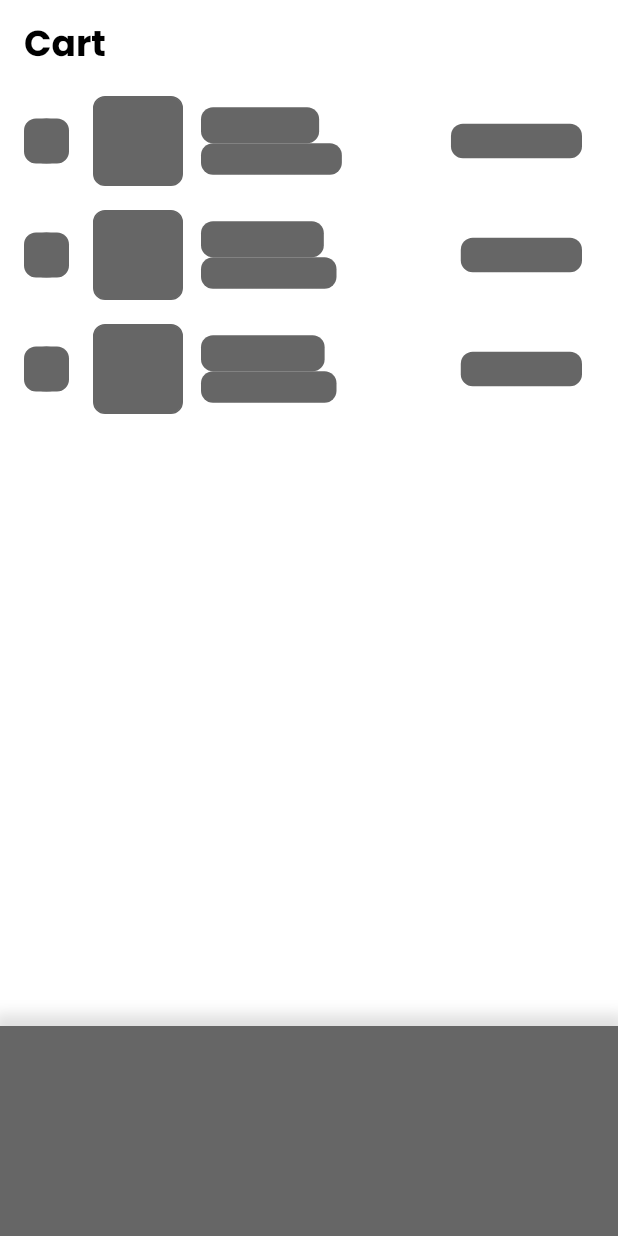
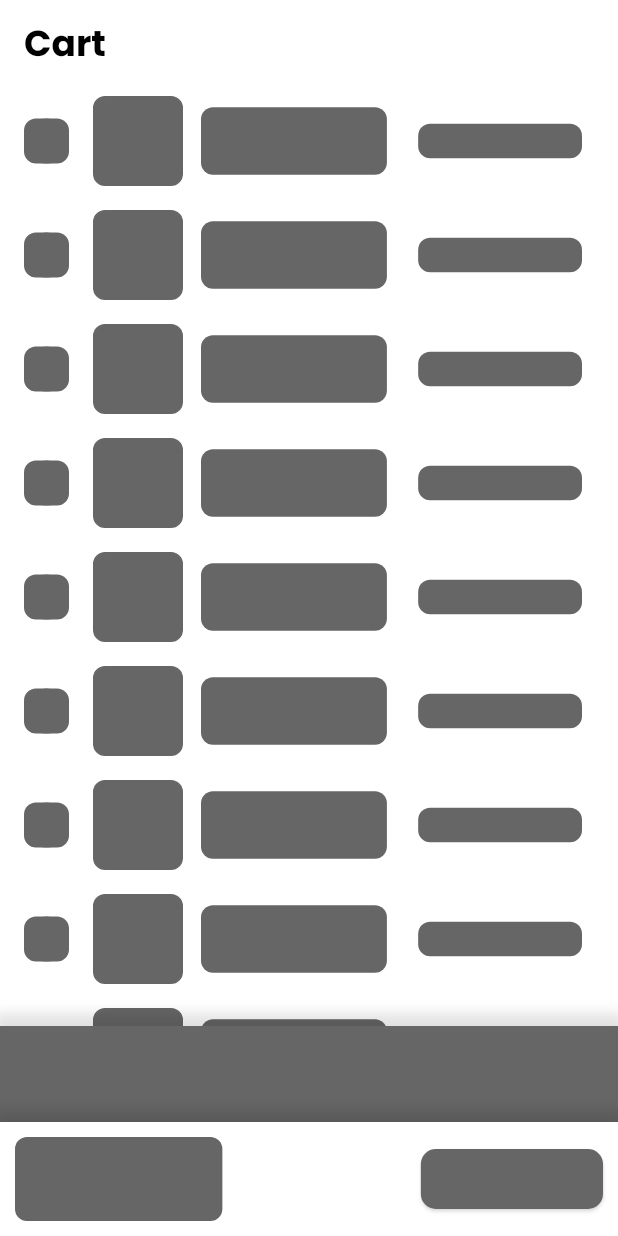
Before and after one commit to yahyapoernama/Ein-Ecommerce, a Flutter app: the CartPage screen opened directly, on a phone screen of 412 x 824 dp. Run offline on Flutter 3.47's test engine with Material 3 defaults, Android fonts, the phone set to English and light mode, and no system bars; drawn by our look-alikes of roundcheckbox, shimmer; our stand-ins replace connectivity, dio, equatable, flutter_bloc, flutter_dotenv, hive_flutter and 1 more; accounts and stored records are empty.

Commit message:
style: Styling Cart Screen Shimmer

```diff
--- a/lib/screens/cart_screen.dart
+++ b/lib/screens/cart_screen.dart
@@ -5,7 +5,6 @@ import 'package:ein_ecommerce/utils/shimmer_helper.dart';
 import 'package:flutter/material.dart';
 import 'package:flutter_bloc/flutter_bloc.dart';
 import 'package:roundcheckbox/roundcheckbox.dart';
-import 'package:shimmer/shimmer.dart';
 
 class CartPage extends StatefulWidget {
   const CartPage({super.key});
@@ -38,9 +37,14 @@ class _CartPageState extends State<CartPage> with AutomaticKeepAliveClientMixin
   }
 }
 
-class CartItems extends StatelessWidget {
+class CartItems extends StatefulWidget {
   const CartItems({super.key});
 
+  @override
+  State<CartItems> createState() => _CartItemsState();
+}
+
+class _CartItemsState extends State<CartItems> {
   @override
   Widget build(BuildContext context) {
     return RefreshIndicator(
@@ -73,8 +77,18 @@ class CartItems extends StatelessWidget {
   }
 
   Widget _buildCartBody(BuildContext context) {
+    List<Map<String, dynamic>> dummyCartItems = List.generate(10, (index) {
+      return {
+        'name': 'Product Name',
+        'price': 100000,
+        'quantity': 100,
+      };
+    });
+
+    List<Map<String, dynamic>> cartItems = dummyCartItems;
+
     // This should be replaced with actual cart items
-    final List<Map<String, dynamic>> cartItems = [
+    final List<Map<String, dynamic>> actualCartItems = [
       {
         'name': 'Product 1',
         'price': 50000,
@@ -92,6 +106,16 @@ class CartItems extends StatelessWidget {
       },
     ];
 
+    return BlocListener<AppConnectionBloc, AppConnectionState>(
+      listener: (context, state) {
+        if (state is ConnectedState) {
+          cartItems = actualCartItems;
+        } else {
+          cartItems = dummyCartItems;
+        }
+      },
+      child: BlocBuilder<AppConnectionBloc, AppConnectionState>(
+        builder: (context, state) {
           return ListView.builder(
               itemCount: cartItems.length,
               itemBuilder: (context, index) {
@@ -123,24 +147,22 @@ class CartItems extends StatelessWidget {
                         ),
                       ),
                       const SizedBox(width: 12),
-              Column(
+                      ShimmerContainer(
+                        child: Column(
                           crossAxisAlignment: CrossAxisAlignment.start,
                           children: [
-                  ShimmerContainer(
-                    child: Text(
+                            Text(
                               item['name'],
                               style: const TextStyle(fontWeight: FontWeight.bold),
                             ),
-                  ),
-                  ShimmerContainer(
-                    child: Text(
+                            Text(
                               'Rp ${item['price']} x ${item['quantity']}',
                               style: const TextStyle(
                                 fontSize: 14,
                               ),
                             ),
+                          ],
                         ),
-                ],
                       ),
                     ],
                   ),
@@ -157,6 +179,9 @@ class CartItems extends StatelessWidget {
                 );
               },
             );
+        },
+      ),
+    );
   }
 }
 
@@ -165,25 +190,53 @@ class CheckoutSection extends StatelessWidget {
 
   @override
   Widget build(BuildContext context) {
-    return BlocBuilder<AppConnectionBloc, AppConnectionState>(
-      builder: (context, state) {
-        if (state is ConnectedState) {
-          return _buildCheckoutButton(context);
-        } else {
-          return ShimmerHelper(
-            child: (context) => _buildCheckoutButton(context),
-          );
-        }
-      },
-    );
-  }
-
-  Widget _buildCheckoutButton(BuildContext context) {
     return SizedBox(
       height: 140,
       child: Column(
         children: [
-          Container(
+          BlocBuilder<AppConnectionBloc, AppConnectionState>(builder: (context, state) {
+            if (state is ConnectedState) {
+              return _enterCouponSection();
+            } else {
+              return ShimmerHelper(
+                child: (context) => _enterCouponSection(),
+              );
+            }
+          }),
+          Expanded(
+            child: Container(
+              padding: const EdgeInsets.all(10.0),
+              decoration: const BoxDecoration(
+                color: Colors.white,
+                boxShadow: [
+                  BoxShadow(
+                    color: Colors.black12,
+                    spreadRadius: 5,
+                    blurRadius: 7,
+                    offset: Offset(0, -3), // Shadow ke atas
+                  ),
+                ],
+              ),
+              child: BlocBuilder<AppConnectionBloc, AppConnectionState>(
+                builder: (context, state) {
+                  if (state is ConnectedState) {
+                    return _checkoutSection();
+                  } else {
+                    return ShimmerHelper(
+                      child: (context) => _checkoutSection(),
+                    );
+                  }
+                },
+              ),
+            ),
+          ),
+        ],
+      ),
+    );
+  }
+
+  Widget _enterCouponSection() {
+    return Container(
       width: double.infinity,
       padding: const EdgeInsets.symmetric(horizontal: 10.0, vertical: 20.0),
       decoration: const BoxDecoration(
@@ -219,25 +272,15 @@ class CheckoutSection extends StatelessWidget {
           ),
         ],
       ),
-          ),
-          Expanded(
-            child: Container(
-              padding: const EdgeInsets.all(10.0),
-              decoration: const BoxDecoration(
-                color: Colors.white,
-                boxShadow: [
-                  BoxShadow(
-                    color: Colors.black12,
-                    spreadRadius: 5,
-                    blurRadius: 7,
-                    offset: Offset(0, -3), // Shadow ke atas
-                  ),
-                ],
-              ),
-              child: Row(
+    );
+  }
+
+  Widget _checkoutSection() {
+    return Row(
       mainAxisAlignment: MainAxisAlignment.spaceBetween,
       children: [
-                  Column(
+        ShimmerContainer(
+          child: Column(
             crossAxisAlignment: CrossAxisAlignment.start,
             children: [
               Text(
@@ -258,6 +301,7 @@ class CheckoutSection extends StatelessWidget {
                 ),
               ),
             ],
+          ),
         ),
         ElevatedButton(
           onPressed: () {},
@@ -285,11 +329,6 @@ class CheckoutSection extends StatelessWidget {
           ),
         ),
       ],
-              ),
-            ),
-          ),
-        ],
-      ),
     );
   }
 }
```
Lines whose indentation alone changed are shown as unchanged.
